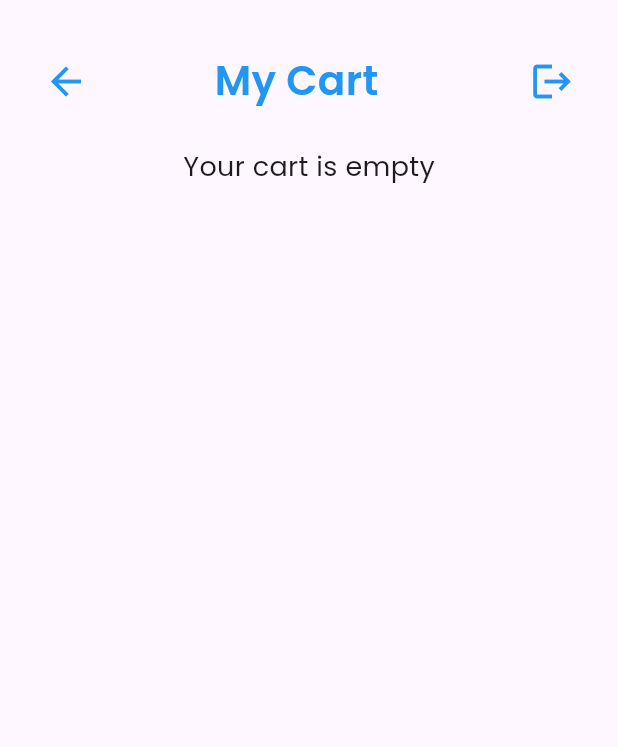
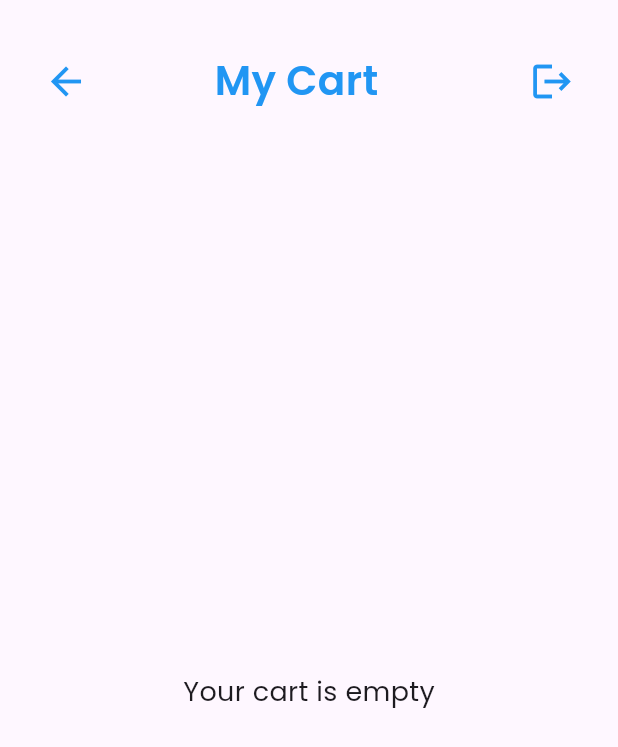
Before and after one commit to Soorya2002/cart_app, a Flutter app: the CartScreen screen opened by its route, on a phone screen of 412 x 824 dp. Shown: the top 747 px of the screen. Run offline on Flutter 3.47's test engine with Material 3 defaults, Android fonts, the phone set to English and light mode, and no system bars; our stand-ins replace dio, flutter_secure_storage, gap, go_router, google_fonts, lottie and 1 more; accounts and stored records are empty; network calls fail.

Commit message:
product detail screen

```diff
--- a/lib/core/router/router.dart
+++ b/lib/core/router/router.dart
@@ -1,8 +1,10 @@
 import 'package:cart_app/features/authentication/splash/splash_screen.dart';
+import 'package:cart_app/features/cart/models/product_model.dart';
 import 'package:cart_app/features/cart/presentation/cart_screen.dart';
 import 'package:cart_app/features/authentication/presentation/login_screen.dart';
 import 'package:cart_app/features/authentication/presentation/signup_screen.dart';
 import 'package:cart_app/features/cart/presentation/home_screen.dart';
+import 'package:cart_app/features/cart/presentation/product_detail.dart';
 import 'package:go_router/go_router.dart';
 
 final GoRouter appRouter = GoRouter(
@@ -34,5 +36,14 @@ final GoRouter appRouter = GoRouter(
       name: 'cart',
       builder: (context, state) => CartScreen(),
     ),
+    GoRoute(
+      path: '/productdetail',
+      name: 'productdetail',
+      builder: (context, state) {
+        final product = state.extra as ProductModel;
+        return ProductDetailScreen(product: product);
+      },
+      // },
+    ),
   ],
 );
--- a/lib/features/cart/presentation/cart_screen.dart
+++ b/lib/features/cart/presentation/cart_screen.dart
@@ -26,22 +26,25 @@ class _CartScreenState extends State<CartScreen> {
   @override
   Widget build(BuildContext context) {
     return Scaffold(
-      body: SingleChildScrollView(
-        child: Padding(
+      body: Padding(
         padding: const EdgeInsets.symmetric(horizontal: 20),
         child: Column(
           children: [
-              Gap(30),
+            const Gap(30),
             Row(
               children: [
                 IconButton(
                   onPressed: () {
                     Navigator.pop(context);
                   },
-                    icon: Icon(Icons.arrow_back, color: Colors.blue, size: 30),
+                  icon: const Icon(
+                    Icons.arrow_back,
+                    color: Colors.blue,
+                    size: 30,
                   ),
-                  Gap(75),
-                  Text(
+                ),
+                const Gap(75),
+                const Text(
                   'My Cart',
                   style: TextStyle(
                     color: Colors.blue,
@@ -49,35 +52,33 @@ class _CartScreenState extends State<CartScreen> {
                     fontWeight: FontWeight.w600,
                   ),
                 ),
-                  Spacer(),
+                const Spacer(),
                 IconButton(
                   onPressed: () async {
                     await StorageServices().logout();
                     // ignore: use_build_context_synchronously
                     context.go('/login');
                   },
-                    icon: Icon(Icons.logout, color: Colors.blue, size: 30),
+                  icon: const Icon(Icons.logout, color: Colors.blue, size: 30),
                 ),
               ],
             ),
-              Gap(20),
-              Consumer<ProductProvider>(
+            const Gap(20),
+            Expanded(
+              child: Consumer<ProductProvider>(
                 builder: (context, value, child) {
-                  // Check if cart is empty or null
                   if (value.cart.isEmpty ||
                       value.cart[0].items == null ||
                       value.cart[0].items!.isEmpty) {
-                    return Text(
+                    return const Center(
+                      child: Text(
                         "Your cart is empty",
                         style: TextStyle(fontSize: 18),
+                      ),
                     );
                   }
 
-                  return SizedBox(
-                    height:
-                        MediaQuery.of(context).size.height *
-                        0.6, // Adjust height
-                    child: ListView.builder(
+                  return ListView.builder(
                     itemCount: value.cart[0].items!.length,
                     itemBuilder: (context, index) {
                       final item = value.cart[0].items![index];
@@ -97,12 +98,11 @@ class _CartScreenState extends State<CartScreen> {
                         ),
                       );
                     },
-                    ),
                   );
                 },
               ),
+            ),
           ],
-          ),
         ),
       ),
     );
```
Also changed, not shown: lib/features/cart/presentation/home_screen.dart (+30 -9 lines), lib/features/cart/presentation/product_detail.dart (added, +94 -0 lines), lib/features/cart/provider/product_provider.dart (+12 -14 lines), lib/features/cart/widgets/product_box.dart (+20 -4 lines). Lines whose indentation alone changed are shown as unchanged.
